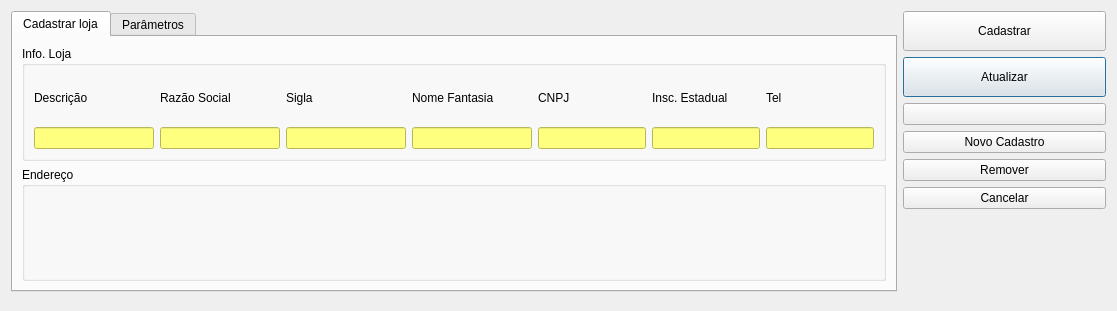
The window that cadastroloja.ui (lellisls/ERP-STACCATO) describes before a commit, drawn with Qt 5.
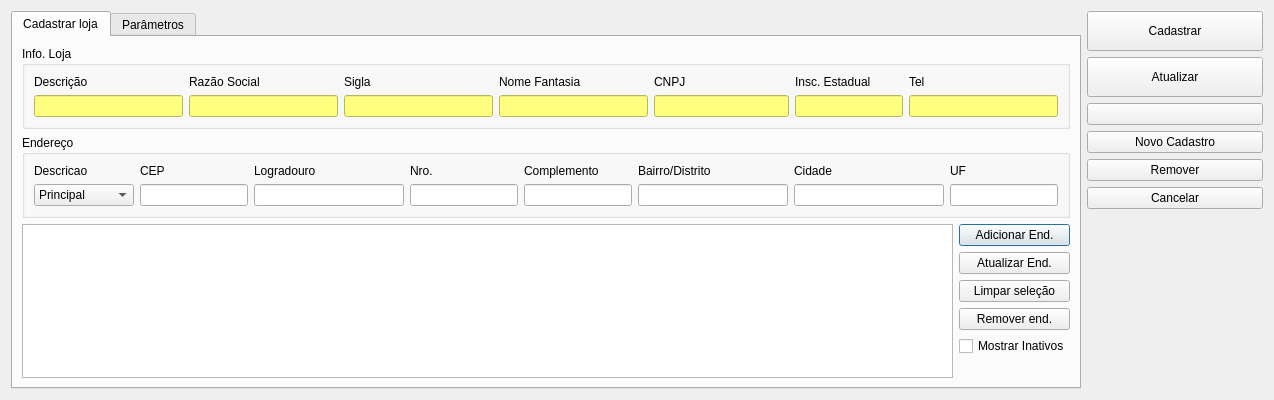
The same window after the commit. Icons and pictures are not drawn. Custom widgets are drawn as their Qt base class.

Commit message: Refatorado endereços em CadastroLoja

```diff
--- a/cadastroloja.ui
+++ b/cadastroloja.ui
@@ -9,8 +9,8 @@
    <rect>
     <x>0</x>
     <y>0</y>
-    <width>1117</width>
-    <height>311</height>
+    <width>1274</width>
+    <height>400</height>
    </rect>
   </property>
   <property name="windowTitle">
@@ -22,85 +22,7 @@
   <property name="modal">
    <bool>false</bool>
   </property>
-  <layout class="QGridLayout" name="gridLayout">
-   <item row="0" column="1" rowspan="2">
-    <layout class="QVBoxLayout" name="verticalLayout_3">
-     <item>
-      <widget class="QPushButton" name="pushButtonCadastrar">
-       <property name="minimumSize">
-        <size>
-         <width>0</width>
-         <height>40</height>
-        </size>
-       </property>
-       <property name="text">
-        <string>Cadastrar</string>
-       </property>
-       <property name="autoDefault">
-        <bool>false</bool>
-       </property>
-      </widget>
-     </item>
-     <item>
-      <widget class="QPushButton" name="pushButtonAtualizar">
-       <property name="minimumSize">
-        <size>
-         <width>0</width>
-         <height>40</height>
-        </size>
-       </property>
-       <property name="text">
-        <string>Atualizar</string>
-       </property>
-      </widget>
-     </item>
-     <item>
-      <widget class="QPushButton" name="pushButtonBuscar">
-       <property name="text">
-        <string/>
-       </property>
-       <property name="icon">
-        <iconset resource="qrs/resources.qrc">
-         <normaloff>:/search.png</normaloff>:/search.png</iconset>
-       </property>
-      </widget>
-     </item>
-     <item>
-      <widget class="QPushButton" name="pushButtonNovoCad">
-       <property name="text">
-        <string>Novo Cadastro</string>
-       </property>
-      </widget>
-     </item>
-     <item>
-      <widget class="QPushButton" name="pushButtonRemover">
-       <property name="text">
-        <string>Remover</string>
-       </property>
-      </widget>
-     </item>
-     <item>
-      <widget class="QPushButton" name="pushButtonCancelar">
-       <property name="text">
-        <string>Cancelar</string>
-       </property>
-      </widget>
-     </item>
-     <item>
-      <spacer name="verticalSpacer">
-       <property name="orientation">
-        <enum>Qt::Vertical</enum>
-       </property>
-       <property name="sizeHint" stdset="0">
-        <size>
-         <width>20</width>
-         <height>40</height>
-        </size>
-       </property>
-      </spacer>
-     </item>
-    </layout>
-   </item>
+  <layout class="QGridLayout" name="gridLayout_7">
    <item row="0" column="0">
     <widget class="QTabWidget" name="tabWidget">
      <property name="sizePolicy">
@@ -116,8 +38,284 @@
       <attribute name="title">
        <string>Cadastrar loja</string>
       </attribute>
-      <layout class="QGridLayout" name="gridLayout_4">
-       <item row="0" column="0">
+      <layout class="QGridLayout" name="gridLayout">
+       <item row="1" column="0" colspan="2">
+        <widget class="QGroupBox" name="groupBox">
+         <property name="title">
+          <string>Endereço</string>
+         </property>
+         <layout class="QGridLayout" name="gridLayout_4">
+          <item row="0" column="0">
+           <widget class="QLabel" name="labelDescricao_2">
+            <property name="text">
+             <string>Descricao</string>
+            </property>
+           </widget>
+          </item>
+          <item row="0" column="1">
+           <widget class="QLabel" name="labelCEP">
+            <property name="text">
+             <string>CEP</string>
+            </property>
+           </widget>
+          </item>
+          <item row="0" column="2">
+           <widget class="QLabel" name="labelEndereco">
+            <property name="text">
+             <string>Logradouro</string>
+            </property>
+           </widget>
+          </item>
+          <item row="0" column="3">
+           <widget class="QLabel" name="labelNro">
+            <property name="text">
+             <string>Nro.</string>
+            </property>
+           </widget>
+          </item>
+          <item row="0" column="4">
+           <widget class="QLabel" name="labelComp">
+            <property name="text">
+             <string>Complemento</string>
+            </property>
+           </widget>
+          </item>
+          <item row="0" column="5">
+           <widget class="QLabel" name="labelBairro">
+            <property name="text">
+             <string>Bairro/Distrito</string>
+            </property>
+           </widget>
+          </item>
+          <item row="0" column="6">
+           <widget class="QLabel" name="labelCidade">
+            <property name="text">
+             <string>Cidade</string>
+            </property>
+           </widget>
+          </item>
+          <item row="0" column="7">
+           <widget class="QLabel" name="labelUF">
+            <property name="text">
+             <string>UF</string>
+            </property>
+           </widget>
+          </item>
+          <item row="1" column="0">
+           <widget class="QComboBox" name="comboBoxTipoEnd">
+            <property name="minimumSize">
+             <size>
+              <width>100</width>
+              <height>0</height>
+             </size>
+            </property>
+            <item>
+             <property name="text">
+              <string>Principal</string>
+             </property>
+            </item>
+            <item>
+             <property name="text">
+              <string>Faturamento</string>
+             </property>
+            </item>
+            <item>
+             <property name="text">
+              <string>Entrega</string>
+             </property>
+            </item>
+           </widget>
+          </item>
+          <item row="1" column="1">
+           <widget class="LineEditCEP" name="lineEditCEP">
+            <property name="sizePolicy">
+             <sizepolicy hsizetype="Minimum" vsizetype="Fixed">
+              <horstretch>0</horstretch>
+              <verstretch>0</verstretch>
+             </sizepolicy>
+            </property>
+            <property name="minimumSize">
+             <size>
+              <width>75</width>
+              <height>0</height>
+             </size>
+            </property>
+            <property name="maximumSize">
+             <size>
+              <width>16777215</width>
+              <height>16777215</height>
+             </size>
+            </property>
+            <property name="toolTip">
+             <string>&lt;html&gt;&lt;head/&gt;&lt;body&gt;&lt;p&gt;O sistema preenche o endereço automaticamente a partir do CEP&lt;/p&gt;&lt;/body&gt;&lt;/html&gt;</string>
+            </property>
+           </widget>
+          </item>
+          <item row="1" column="2">
+           <widget class="QLineEdit" name="lineEditLogradouro">
+            <property name="minimumSize">
+             <size>
+              <width>150</width>
+              <height>0</height>
+             </size>
+            </property>
+           </widget>
+          </item>
+          <item row="1" column="3">
+           <widget class="QLineEdit" name="lineEditNro">
+            <property name="minimumSize">
+             <size>
+              <width>50</width>
+              <height>0</height>
+             </size>
+            </property>
+            <property name="maximumSize">
+             <size>
+              <width>16777215</width>
+              <height>16777215</height>
+             </size>
+            </property>
+           </widget>
+          </item>
+          <item row="1" column="4">
+           <widget class="QLineEdit" name="lineEditComp">
+            <property name="minimumSize">
+             <size>
+              <width>75</width>
+              <height>0</height>
+             </size>
+            </property>
+            <property name="maximumSize">
+             <size>
+              <width>16777215</width>
+              <height>16777215</height>
+             </size>
+            </property>
+            <property name="styleSheet">
+             <string notr="true"/>
+            </property>
+           </widget>
+          </item>
+          <item row="1" column="5">
+           <widget class="QLineEdit" name="lineEditBairro">
+            <property name="minimumSize">
+             <size>
+              <width>150</width>
+              <height>0</height>
+             </size>
+            </property>
+           </widget>
+          </item>
+          <item row="1" column="6">
+           <widget class="QLineEdit" name="lineEditCidade">
+            <property name="minimumSize">
+             <size>
+              <width>150</width>
+              <height>0</height>
+             </size>
+            </property>
+           </widget>
+          </item>
+          <item row="1" column="7">
+           <widget class="QLineEdit" name="lineEditUF">
+            <property name="minimumSize">
+             <size>
+              <width>35</width>
+              <height>0</height>
+             </size>
+            </property>
+            <property name="maximumSize">
+             <size>
+              <width>16777215</width>
+              <height>16777215</height>
+             </size>
+            </property>
+           </widget>
+          </item>
+         </layout>
+        </widget>
+       </item>
+       <item row="2" column="0">
+        <widget class="QTableView" name="tableEndereco">
+         <property name="sizeAdjustPolicy">
+          <enum>QAbstractScrollArea::AdjustToContents</enum>
+         </property>
+         <property name="editTriggers">
+          <set>QAbstractItemView::NoEditTriggers</set>
+         </property>
+         <property name="tabKeyNavigation">
+          <bool>false</bool>
+         </property>
+         <property name="alternatingRowColors">
+          <bool>true</bool>
+         </property>
+         <property name="selectionMode">
+          <enum>QAbstractItemView::SingleSelection</enum>
+         </property>
+         <property name="selectionBehavior">
+          <enum>QAbstractItemView::SelectRows</enum>
+         </property>
+         <attribute name="horizontalHeaderStretchLastSection">
+          <bool>false</bool>
+         </attribute>
+        </widget>
+       </item>
+       <item row="2" column="1">
+        <layout class="QVBoxLayout" name="verticalLayout">
+         <item>
+          <widget class="QPushButton" name="pushButtonAdicionarEnd">
+           <property name="text">
+            <string>Adicionar End.</string>
+           </property>
+          </widget>
+         </item>
+         <item>
+          <widget class="QPushButton" name="pushButtonAtualizarEnd">
+           <property name="text">
+            <string>Atualizar End.</string>
+           </property>
+          </widget>
+         </item>
+         <item>
+          <widget class="QPushButton" name="pushButtonEndLimpar">
+           <property name="text">
+            <string>Limpar seleção</string>
+           </property>
+          </widget>
+         </item>
+         <item>
+          <widget class="QPushButton" name="pushButtonRemoverEnd">
+           <property name="text">
+            <string>Remover end.</string>
+           </property>
+          </widget>
+         </item>
+         <item>
+          <widget class="QCheckBox" name="checkBoxMostrarInativos">
+           <property name="text">
+            <string>Mostrar Inativos</string>
+           </property>
+           <property name="checkable">
+            <bool>true</bool>
+           </property>
+          </widget>
+         </item>
+         <item>
+          <spacer name="verticalSpacer_4">
+           <property name="orientation">
+            <enum>Qt::Vertical</enum>
+           </property>
+           <property name="sizeHint" stdset="0">
+            <size>
+             <width>20</width>
+             <height>40</height>
+            </size>
+           </property>
+          </spacer>
+         </item>
+        </layout>
+       </item>
+       <item row="0" column="0" colspan="2">
         <widget class="QGroupBox" name="groupBox_7">
          <property name="title">
           <string>Info. Loja</string>
@@ -278,28 +476,6 @@
          </layout>
         </widget>
        </item>
-       <item row="1" column="0">
-        <widget class="QGroupBox" name="groupBox_2">
-         <property name="title">
-          <string>Endereço</string>
-         </property>
-         <layout class="QGridLayout" name="gridLayout_7">
-          <item row="0" column="0" colspan="2">
-           <widget class="WidgetEndereco" name="widgetEnd" native="true">
-            <property name="minimumSize">
-             <size>
-              <width>0</width>
-              <height>70</height>
-             </size>
-            </property>
-            <property name="focusPolicy">
-             <enum>Qt::NoFocus</enum>
-            </property>
-           </widget>
-          </item>
-         </layout>
-        </widget>
-       </item>
       </layout>
      </widget>
      <widget class="QWidget" name="tab_2">
@@ -512,20 +688,97 @@
      </widget>
     </widget>
    </item>
+   <item row="0" column="1">
+    <layout class="QVBoxLayout" name="verticalLayout_3">
+     <item>
+      <widget class="QPushButton" name="pushButtonCadastrar">
+       <property name="minimumSize">
+        <size>
+         <width>0</width>
+         <height>40</height>
+        </size>
+       </property>
+       <property name="text">
+        <string>Cadastrar</string>
+       </property>
+       <property name="autoDefault">
+        <bool>false</bool>
+       </property>
+      </widget>
+     </item>
+     <item>
+      <widget class="QPushButton" name="pushButtonAtualizar">
+       <property name="minimumSize">
+        <size>
+         <width>0</width>
+         <height>40</height>
+        </size>
+       </property>
+       <property name="text">
+        <string>Atualizar</string>
+       </property>
+      </widget>
+     </item>
+     <item>
+      <widget class="QPushButton" name="pushButtonBuscar">
+       <property name="text">
+        <string/>
+       </property>
+       <property name="icon">
+        <iconset resource="qrs/resources.qrc">
+         <normaloff>:/search.png</normaloff>:/search.png</iconset>
+       </property>
+      </widget>
+     </item>
+     <item>
+      <widget class="QPushButton" name="pushButtonNovoCad">
+       <property name="text">
+        <string>Novo Cadastro</string>
+       </property>
+      </widget>
+     </item>
+     <item>
+      <widget class="QPushButton" name="pushButtonRemover">
+       <property name="text">
+        <string>Remover</string>
+       </property>
+      </widget>
+     </item>
+     <item>
+      <widget class="QPushButton" name="pushButtonCancelar">
+       <property name="text">
+        <string>Cancelar</string>
+       </property>
+      </widget>
+     </item>
+     <item>
+      <spacer name="verticalSpacer">
+       <property name="orientation">
+        <enum>Qt::Vertical</enum>
+       </property>
+       <property name="sizeHint" stdset="0">
+        <size>
+         <width>20</width>
+         <height>40</height>
+        </size>
+       </property>
+      </spacer>
+     </item>
+    </layout>
+   </item>
   </layout>
  </widget>
  <customwidgets>
+  <customwidget>
+   <class>LineEditCEP</class>
+   <extends>QLineEdit</extends>
+   <header>lineeditcep.h</header>
+  </customwidget>
   <customwidget>
    <class>LineEditTel</class>
    <extends>QLineEdit</extends>
    <header>lineedittel.h</header>
   </customwidget>
-  <customwidget>
-   <class>WidgetEndereco</class>
-   <extends>QWidget</extends>
-   <header>widgetendereco.h</header>
-   <container>1</container>
-  </customwidget>
  </customwidgets>
  <tabstops>
   <tabstop>tabWidget</tabstop>
```
The commit also changes 2 other files.
